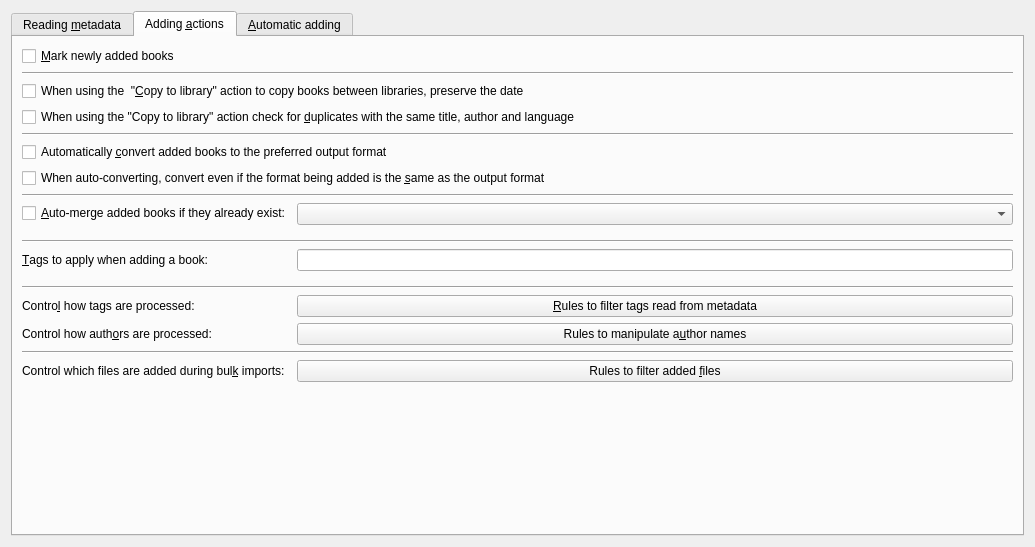
debian-calibre/calibre, file src/calibre/gui2/preferences/adding.ui: the form before one commit.
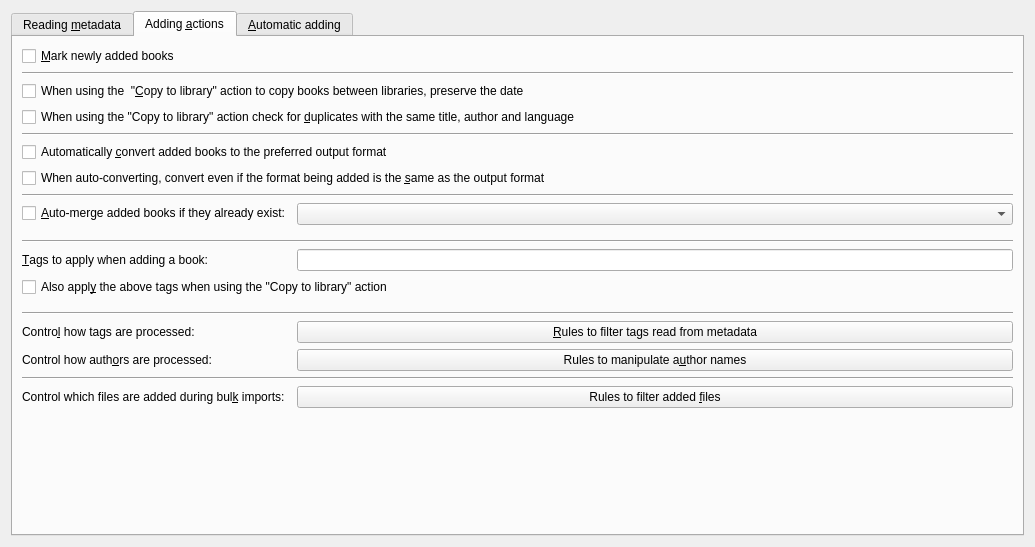
The form after the commit. The open tabs and pages were chosen to show the change. Icons and pictures are not drawn. Custom widgets are drawn as their Qt base class.

Patch:
```diff
--- a/src/calibre/gui2/preferences/adding.ui
+++ b/src/calibre/gui2/preferences/adding.ui
@@ -210,21 +210,31 @@
          </property>
         </widget>
        </item>
-       <item row="12" column="0">
+       <item row="12" column="0" colspan="2">
+        <widget class="QCheckBox" name="opt_add_new_book_tags_when_importing_books">
+         <property name="toolTip">
+          <string>Apply the above tags when a new book record is created in the destination library by the &quot;Copy to library&quot; action</string>
+         </property>
+         <property name="text">
+          <string>Also appl&amp;y the above tags when using the &quot;Copy to library&quot; action</string>
+         </property>
+        </widget>
+       </item>
+       <item row="13" column="0">
         <widget class="Line" name="line_7">
          <property name="orientation">
           <enum>Qt::Horizontal</enum>
          </property>
         </widget>
        </item>
-       <item row="13" column="0" colspan="2">
+       <item row="14" column="0" colspan="2">
         <widget class="Line" name="line_8">
          <property name="orientation">
           <enum>Qt::Horizontal</enum>
          </property>
         </widget>
        </item>
-       <item row="14" column="0">
+       <item row="15" column="0">
         <widget class="QLabel" name="label_5">
          <property name="text">
           <string>Contro&amp;l how tags are processed:</string>
@@ -234,7 +244,7 @@
          </property>
         </widget>
        </item>
-       <item row="14" column="1">
+       <item row="15" column="1">
         <widget class="QPushButton" name="tag_map_rules_button">
          <property name="toolTip">
           <string>Create rules that can filter or transform tags on added books automatically as soon as they are added. </string>
@@ -244,14 +254,14 @@
          </property>
         </widget>
        </item>
-       <item row="16" column="0" colspan="2">
+       <item row="17" column="0" colspan="2">
         <widget class="Line" name="line_5">
          <property name="orientation">
           <enum>Qt::Horizontal</enum>
          </property>
         </widget>
        </item>
-       <item row="18" column="0">
+       <item row="19" column="0">
         <widget class="QLabel" name="label_6">
          <property name="text">
           <string>Control which files are added during bul&amp;k imports:</string>
@@ -261,7 +271,7 @@
          </property>
         </widget>
        </item>
-       <item row="18" column="1">
+       <item row="19" column="1">
         <widget class="QPushButton" name="add_filter_rules_button">
          <property name="toolTip">
           <string>&lt;p&gt;You can specify rules to add/ignore files here. These will be used when recursively adding books from folders.</string>
@@ -271,7 +281,7 @@
          </property>
         </widget>
        </item>
-       <item row="15" column="0">
+       <item row="16" column="0">
         <widget class="QLabel" name="label_7">
          <property name="text">
           <string>Control how auth&amp;ors are processed:</string>
@@ -281,7 +291,7 @@
          </property>
         </widget>
        </item>
-       <item row="15" column="1">
+       <item row="16" column="1">
         <widget class="QPushButton" name="author_map_rules_button">
          <property name="text">
           <string>Rules to manipulate a&amp;uthor names</string>
```
